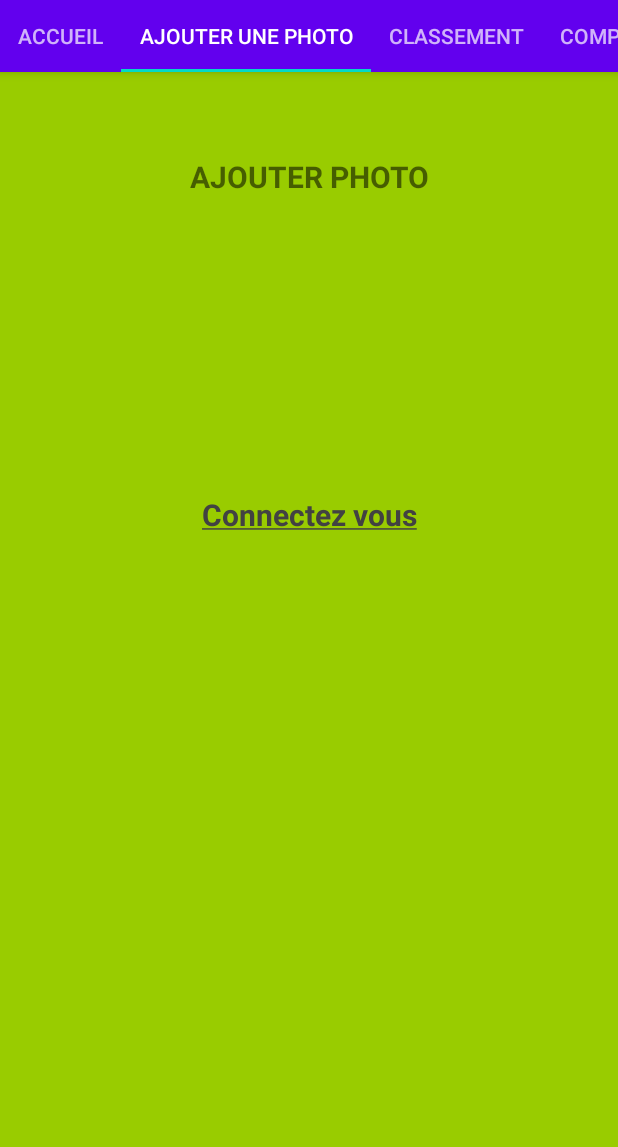
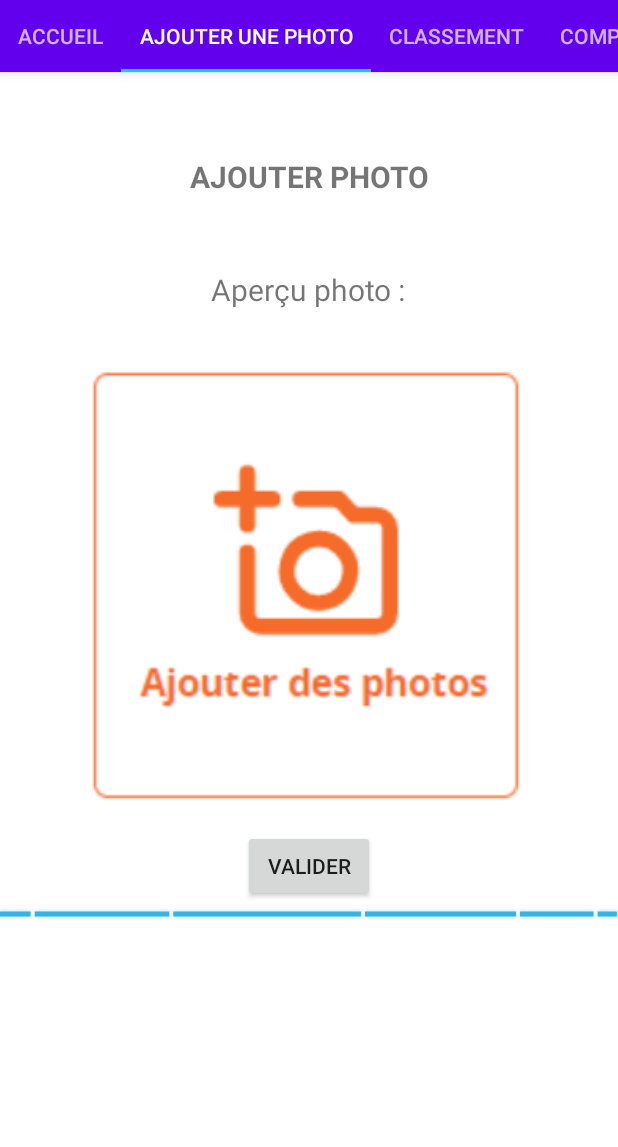
Before and after one commit to ThomasDspl/Projet-M1-TNSI, an Android app: the screen it shows after launch (MainActivity), tab 2 chosen, on a phone screen of 412 x 824 dp, the part 89-1236 px from its top. Run offline under Robolectric (Android 15) with nearby library versions, the phone set to English and light mode, and no system bars; our stand-ins replace Volley.

Commit message:
Color Background

```diff
--- a/AppMobile/app/src/main/java/com/example/appmobile/PhotoFragment.java
+++ b/AppMobile/app/src/main/java/com/example/appmobile/PhotoFragment.java
@@ -65,10 +65,10 @@ public class PhotoFragment extends Fragment {
 
         View inflatedView = null;
         if(SaveSharedPreference.getUserName(getActivity().getBaseContext()).length() == 0) {
-            inflatedView = inflater.inflate(R.layout.fragment_photo, container, false);
+            inflatedView = inflater.inflate(R.layout.fragment_photo2, container, false);
         }
         else {
-            inflatedView = inflater.inflate(R.layout.fragment_photo2, container, false);
+            inflatedView = inflater.inflate(R.layout.fragment_photo, container, false);
 
 
             validerPhoto = inflatedView.findViewById(R.id.btn_valider);
--- a/AppMobile/app/src/main/res/layout/fragment_classement.xml
+++ b/AppMobile/app/src/main/res/layout/fragment_classement.xml
@@ -4,7 +4,7 @@
     xmlns:tools="http://schemas.android.com/tools"
     android:layout_width="match_parent"
     android:layout_height="match_parent"
-    android:background="@android:color/holo_blue_bright">
+    android:background="@android:color/white">
 
 
     <LinearLayout
--- a/AppMobile/app/src/main/res/layout/fragment_classement2.xml
+++ b/AppMobile/app/src/main/res/layout/fragment_classement2.xml
@@ -4,7 +4,7 @@
     xmlns:tools="http://schemas.android.com/tools"
     android:layout_width="match_parent"
     android:layout_height="match_parent"
-    android:background="@android:color/holo_blue_bright">
+    android:background="@android:color/white">
 
     <ListView
         android:id="@+id/lv"
--- a/AppMobile/app/src/main/res/layout/fragment_photo.xml
+++ b/AppMobile/app/src/main/res/layout/fragment_photo.xml
@@ -4,7 +4,7 @@
     xmlns:tools="http://schemas.android.com/tools"
     android:layout_width="match_parent"
     android:layout_height="match_parent"
-    android:background="@android:color/holo_green_light"
+    android:background="@android:color/white"
     >
 
     <TextView
--- a/AppMobile/app/src/main/res/layout/fragment_photo2.xml
+++ b/AppMobile/app/src/main/res/layout/fragment_photo2.xml
@@ -57,5 +57,14 @@
         android:layout_width="wrap_content"
         android:layout_height="wrap_content"
         android:text="Valider"/>
+    <ProgressBar
+        android:id="@+id/ProgressBar_photo"
+        android:layout_below="@+id/btn_valider"
+        android:layout_centerHorizontal="true"
+        style="@android:style/Widget.Holo.Light.ProgressBar.Horizontal"
+        android:indeterminate="true"
+        android:layout_width="match_parent"
+        android:layout_height="wrap_content"/>
+
 
 </RelativeLayout>
```
